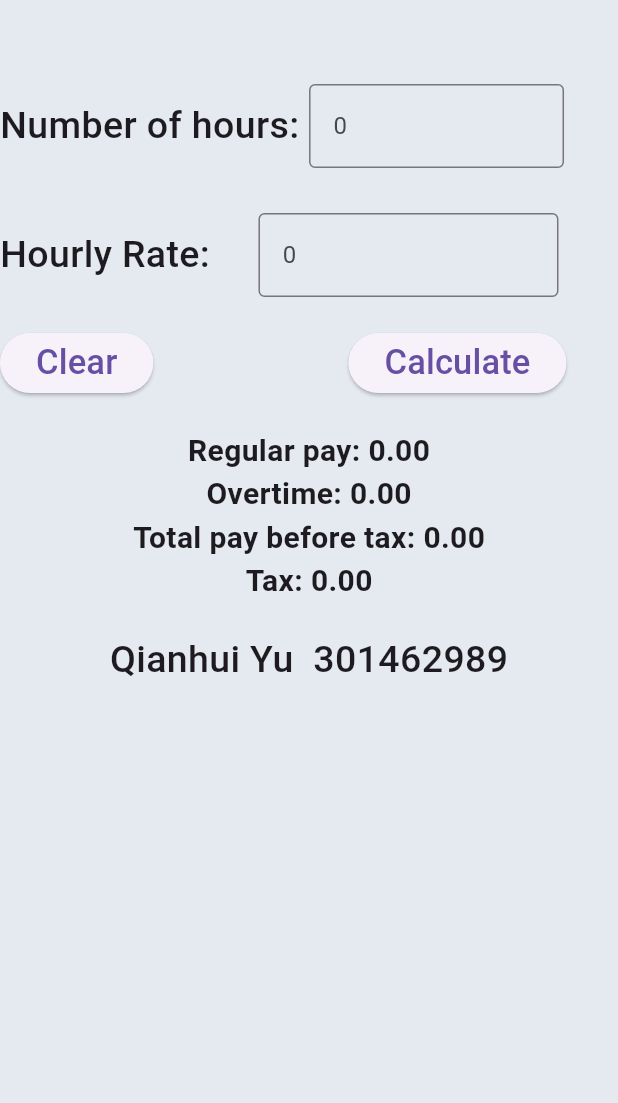
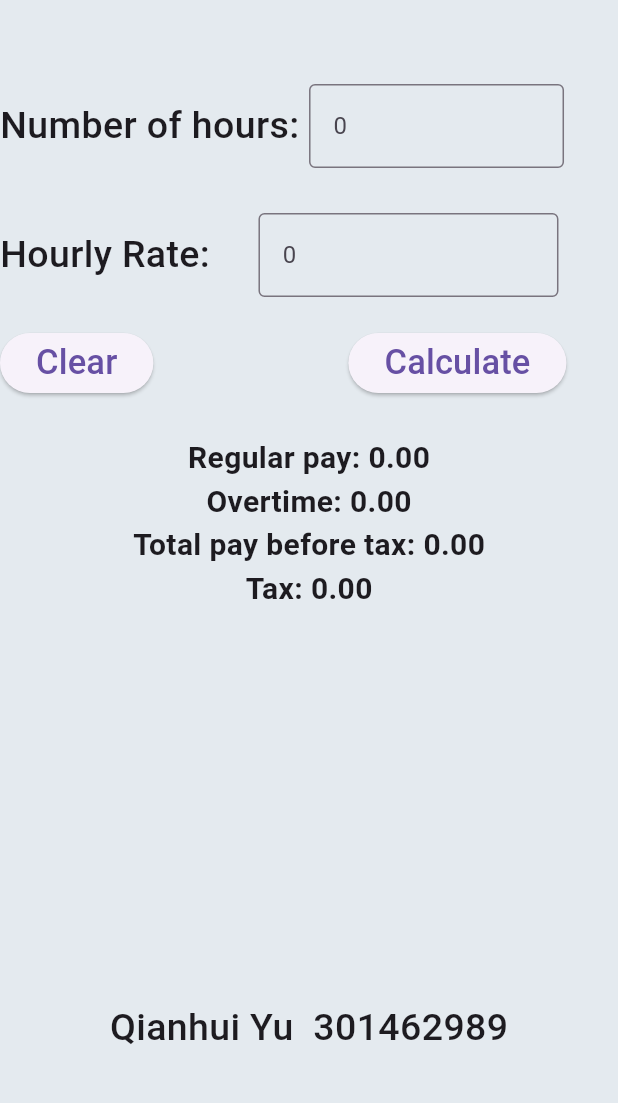
Before and after one commit to helenyuhhh/pay_calculator, a Flutter app: the screen it shows after launch, on a phone screen of 412 x 824 dp, the part 75-1178 px from its top. Run offline on Flutter 3.47's test engine with Material 3 defaults, Android fonts, the phone set to English and light mode, and no system bars.

Commit message:
style changed

```diff
--- a/lib/main.dart
+++ b/lib/main.dart
@@ -137,7 +137,7 @@ class _PayState extends State<PayCalculatorApp> {
                 ]
 
               ),
-              SizedBox(height: 20,),
+              SizedBox(height: 25,),
               Column(
                 children: [
                   // regular pay
@@ -174,7 +174,7 @@ class _PayState extends State<PayCalculatorApp> {
                  ),
               ],
               ),
-              SizedBox(height: 20,),
+              SizedBox(height: 260,),
               // adding other elements here as a child of cloumn
               Row(
                 mainAxisAlignment: MainAxisAlignment.spaceEvenly,
```
